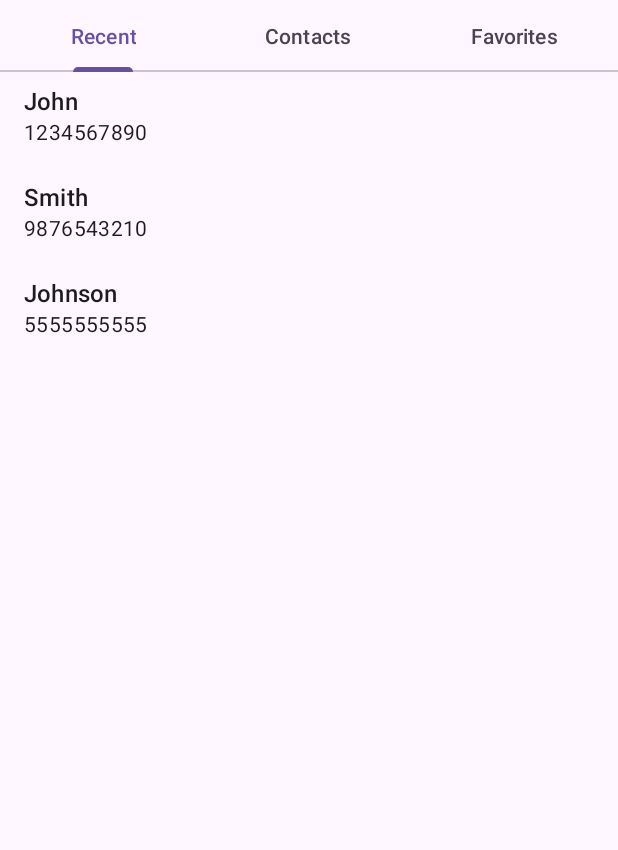
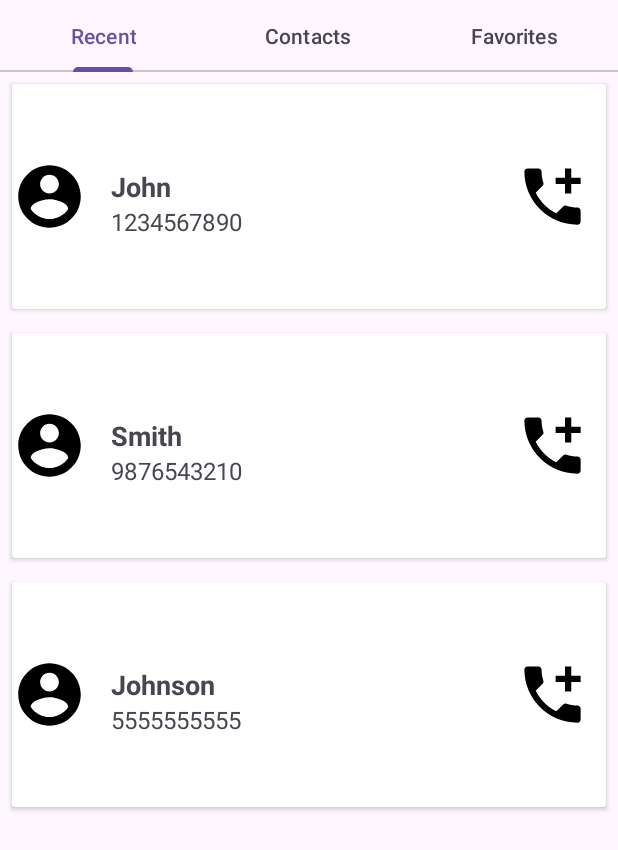
Before and after one commit to EerlaKrishna/CallerAppWithLogin, an Android app: the screen it shows after launch (MainActivity), on a phone screen of 412 x 824 dp. Shown: the top 850 px of the screen. Run offline under Robolectric (Android 15) with nearby library versions, the phone set to English and light mode, and no system bars.

```diff
--- a/app/build.gradle.kts
+++ b/app/build.gradle.kts
@@ -49,6 +49,7 @@ dependencies {
     implementation(libs.androidx.activity)
     implementation(libs.androidx.constraintlayout)
     implementation("androidx.recyclerview:recyclerview:1.2.1")
+    implementation("androidx.cardview:cardview:1.0.0")
     implementation(libs.androidx.core.splashscreen)
     implementation("androidx.viewpager2:viewpager2:1.0.0")
 
--- a/app/src/main/java/com/example/callerapp/ContactsFragment.kt
+++ b/app/src/main/java/com/example/callerapp/ContactsFragment.kt
@@ -20,7 +20,9 @@ class ContactsFragment : Fragment() {
         Contact("Tulasi", "9999999999"),
         Contact("Madhu", "3333333333"),
         Contact("Bhanu", "3333333333"),
-        Contact("NagaGanesh", "3333333333")
+        Contact("NagaGanesh", "3333333333"),
+        Contact("Joga", "3333333333"),
+        Contact("Naga", "3333333333")
 
     )
 
--- a/app/src/main/java/com/example/callerapp/PhoneNumberAdapter.kt
+++ b/app/src/main/java/com/example/callerapp/PhoneNumberAdapter.kt
@@ -9,13 +9,13 @@ import androidx.recyclerview.widget.RecyclerView
 class PhoneNumberAdapter(private val contacts: List<Contact>) : RecyclerView.Adapter<PhoneNumberAdapter.ViewHolder>() {
 
     inner class ViewHolder(view: View) : RecyclerView.ViewHolder(view) {
-        val nameTextView: TextView = view.findViewById(android.R.id.text1)
-        val phoneNumberTextView: TextView = view.findViewById(android.R.id.text2)
+        val nameTextView:TextView=view.findViewById(R.id.textViewName)
+        val phoneNumberTextView:TextView=view.findViewById(R.id.textViewPhoneNumber)
     }
 
     override fun onCreateViewHolder(parent: ViewGroup, viewType: Int): ViewHolder {
-        val view = LayoutInflater.from(parent.context)
-            .inflate(android.R.layout.simple_list_item_2, parent, false)
+        val view=LayoutInflater.from(parent.context)
+            .inflate(R.layout.item_contact,parent,false)
         return ViewHolder(view)
     }
 
--- /dev/null
+++ b/app/src/main/res/drawable/baseline_account_circle_24.xml
@@ -0,0 +1,5 @@
+<vector xmlns:android="http://schemas.android.com/apk/res/android" android:height="24dp" android:tint="#000000" android:viewportHeight="24" android:viewportWidth="24" android:width="24dp">
+
+    <path android:fillColor="@android:color/white" android:pathData="M12,2C6.48,2 2,6.48 2,12s4.48,10 10,10 10,-4.48 10,-10S17.52,2 12,2zM12,5c1.66,0 3,1.34 3,3s-1.34,3 -3,3 -3,-1.34 -3,-3 1.34,-3 3,-3zM12,19.2c-2.5,0 -4.71,-1.28 -6,-3.22 0.03,-1.99 4,-3.08 6,-3.08 1.99,0 5.97,1.09 6,3.08 -1.29,1.94 -3.5,3.22 -6,3.22z"/>
+
+</vector>
--- /dev/null
+++ b/app/src/main/res/drawable/baseline_add_call_24.xml
@@ -0,0 +1,5 @@
+<vector xmlns:android="http://schemas.android.com/apk/res/android" android:height="24dp" android:tint="#000000" android:viewportHeight="24" android:viewportWidth="24" android:width="24dp">
+
+    <path android:fillColor="@android:color/white" android:pathData="M20,15.5c-1.25,0 -2.45,-0.2 -3.57,-0.57 -0.35,-0.11 -0.74,-0.03 -1.02,0.24l-2.2,2.2c-2.83,-1.44 -5.15,-3.75 -6.59,-6.59l2.2,-2.21c0.28,-0.26 0.36,-0.65 0.25,-1C8.7,6.45 8.5,5.25 8.5,4c0,-0.55 -0.45,-1 -1,-1H4c-0.55,0 -1,0.45 -1,1 0,9.39 7.61,17 17,17 0.55,0 1,-0.45 1,-1v-3.5c0,-0.55 -0.45,-1 -1,-1zM21,6h-3V3h-2v3h-3v2h3v3h2V8h3z"/>
+
+</vector>
--- a/app/src/main/res/layout/activity_splash.xml
+++ b/app/src/main/res/layout/activity_splash.xml
@@ -12,7 +12,7 @@
     <ImageView
         android:layout_width="wrap_content"
         android:layout_height="wrap_content"
-        android:src="@drawable/logo"
+        android:src="@drawable/splashlogo"
         />
 
 
--- /dev/null
+++ b/app/src/main/res/layout/item_contact.xml
@@ -0,0 +1,42 @@
+<?xml version="1.0" encoding="utf-8"?>
+<androidx.cardview.widget.CardView xmlns:android="http://schemas.android.com/apk/res/android"
+    android:layout_width="match_parent"
+    android:layout_height="wrap_content"
+    android:layout_margin="8dp"
+    android:elevation="4dp">
+
+    <ImageView
+        android:layout_width="50dp"
+        android:id="@+id/imageView2"
+        android:layout_height="150dp"
+        android:src="@drawable/baseline_account_circle_24"/>
+
+    <LinearLayout
+        android:layout_width="match_parent"
+        android:layout_height="wrap_content"
+        android:orientation="vertical"
+        android:padding="16dp">
+
+
+        <TextView
+            android:layout_width="wrap_content"
+            android:layout_height="wrap_content"
+            android:id="@+id/textViewName"
+            android:textStyle="bold"
+            android:layout_marginLeft="50dp"
+            android:layout_marginTop="40dp"
+            android:textSize="18sp"/>
+        <TextView
+            android:layout_marginLeft="50dp"
+            android:layout_width="wrap_content"
+            android:layout_height="wrap_content"
+            android:id="@+id/textViewPhoneNumber"
+            android:textSize="16dp"/>
+    </LinearLayout>
+    <ImageView
+        android:id="@+id/imageView1"
+        android:layout_width="50dp"
+        android:layout_height="150dp"
+        android:src="@drawable/baseline_add_call_24"
+        android:layout_marginLeft="335dp"/>
+</androidx.cardview.widget.CardView>
```
Also changed, not shown: app/src/main/res/drawable/splashlogo.jpg (added).
